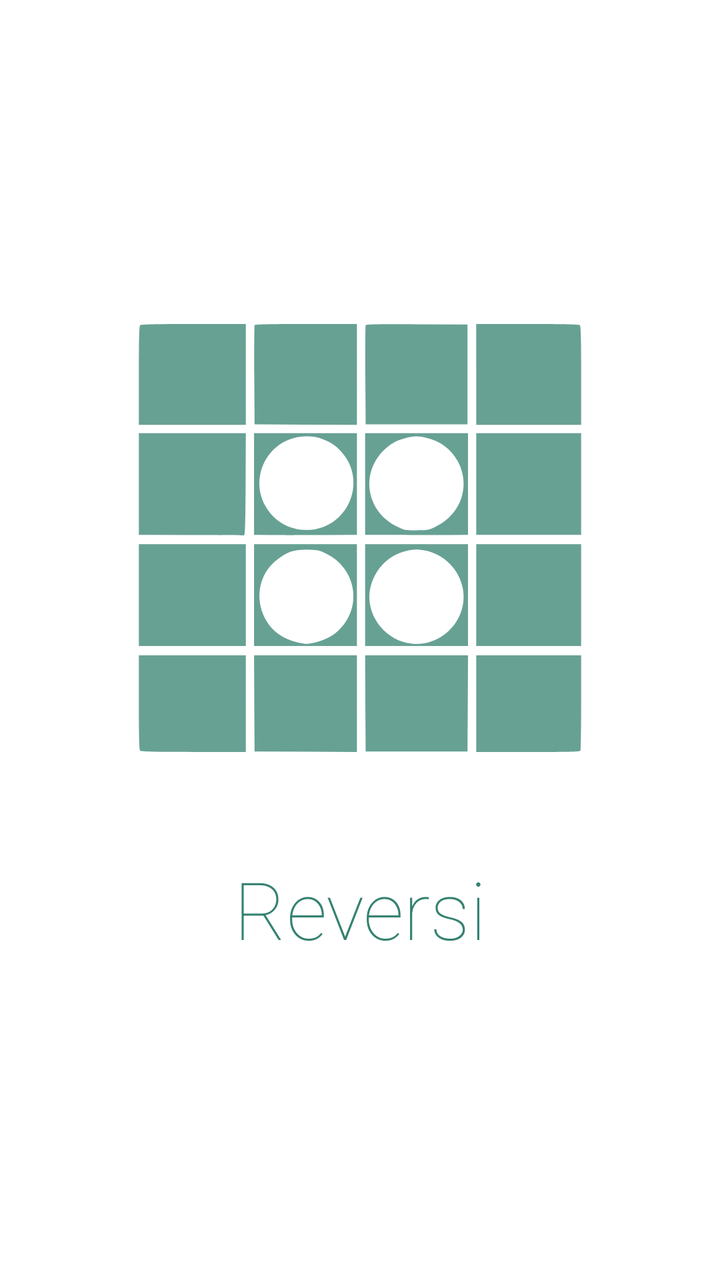
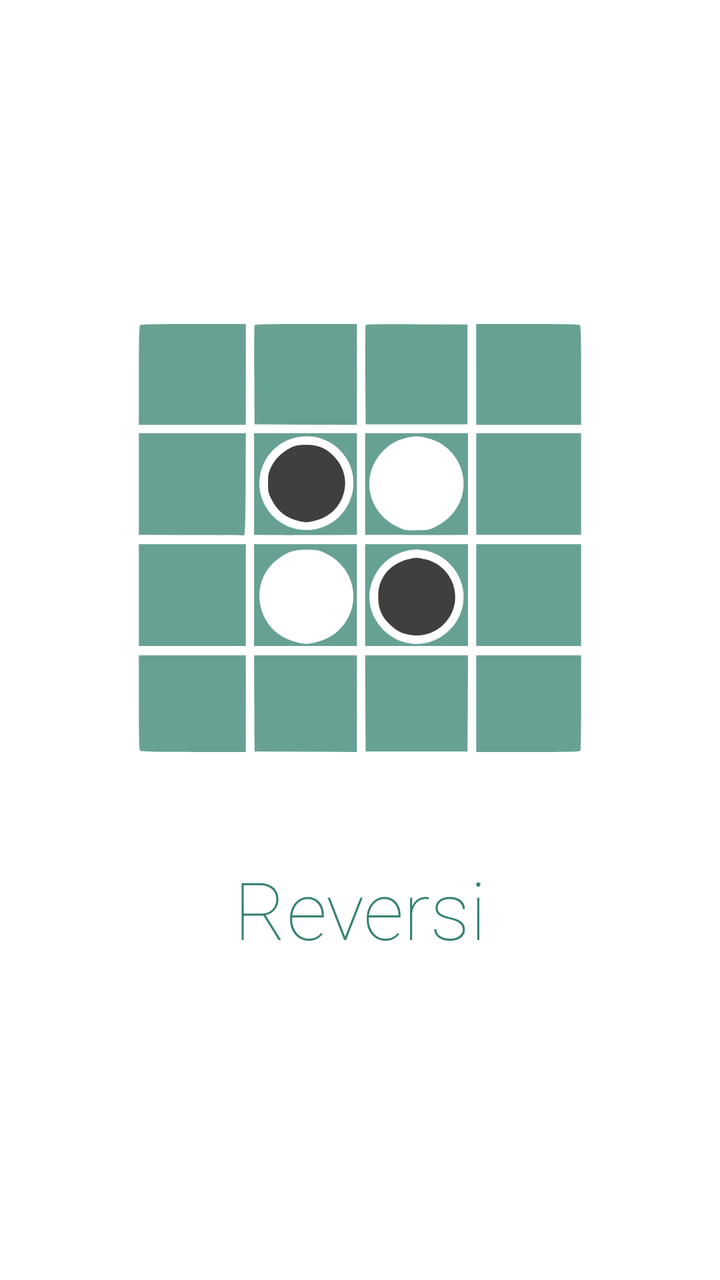

An Android layout rendered at two revisions. The XML below is the earlier revision; the diff shows what the commit changed to produce the second picture.
<!-- AndroidManifest.xml: application theme AppTheme -->
<!-- res/layout/activity_main.xml -->
<?xml version="1.0" encoding="utf-8"?>
<androidx.constraintlayout.widget.ConstraintLayout
        xmlns:android="http://schemas.android.com/apk/res/android"
        xmlns:tools="http://schemas.android.com/tools"
        xmlns:app="http://schemas.android.com/apk/res-auto"
        android:layout_width="match_parent"
        android:layout_height="match_parent"
        tools:context=".MainActivity"
        android:background="@color/white">

    <ImageView android:layout_width="wrap_content"
               android:layout_height="wrap_content"
               android:src="@drawable/ic_splashicon"
               app:layout_constraintTop_toTopOf="parent"
               android:layout_marginTop="100dp"
               app:layout_constraintBottom_toBottomOf="parent"
               app:layout_constraintEnd_toEndOf="parent"
               android:layout_marginEnd="10dp"
               app:layout_constraintStart_toStartOf="parent"
               android:layout_marginStart="10dp"
               android:id="@+id/appCompatImageView"
               app:layout_constraintVertical_bias="0.2" android:layout_margin="10dp"
               android:layout_marginBottom="100dp"/>
    <TextView
            android:text="@string/app_name"
            android:layout_width="0dp"
            android:layout_height="wrap_content" android:id="@+id/textView4"
            app:layout_constraintEnd_toEndOf="parent"
            app:layout_constraintStart_toStartOf="parent" android:textSize="40sp" android:textAlignment="center"
            app:layout_constraintHorizontal_bias="1.0" android:fontFamily="sans-serif-thin"
            android:textColor="@color/colorPrimary"
            app:layout_constraintBottom_toBottomOf="@+id/appCompatImageView" app:layout_constraintVertical_bias="0.967"
            app:layout_constraintTop_toTopOf="@+id/appCompatImageView"/>

</androidx.constraintlayout.widget.ConstraintLayout>
<!-- resources referenced by this layout -->
<resources>
  <color name="colorPrimary">#358271</color>
  <color name="white">#ffffff</color>
  <!-- drawable ic_splashicon: vector/xml drawable (drawable, 4948 chars, omitted) -->
  <string name="app_name">Reversi</string>
  <style name="AppTheme" parent="Theme.AppCompat.Light.NoActionBar">
          
          <item name="colorPrimary">@color/colorPrimary</item>
          <item name="colorPrimaryDark">@color/colorPrimaryDark</item>
          <item name="colorAccent">@color/colorAccent</item>
      </style>
  <color name="colorPrimaryDark">#358271</color>
  <color name="colorAccent">#358271</color>
</resources>

<!-- the commit's change to res/layout/activity_main.xml (unified diff, before → after) -->
@@ -10,7 +10,7 @@
 
     <ImageView android:layout_width="wrap_content"
                android:layout_height="wrap_content"
-               android:src="@drawable/ic_splashicon"
+               android:src="@drawable/ic_splash"
                app:layout_constraintTop_toTopOf="parent"
                android:layout_marginTop="100dp"
                app:layout_constraintBottom_toBottomOf="parent"
@@ -18,18 +18,17 @@
                android:layout_marginEnd="10dp"
                app:layout_constraintStart_toStartOf="parent"
                android:layout_marginStart="10dp"
-               android:id="@+id/appCompatImageView"
                app:layout_constraintVertical_bias="0.2" android:layout_margin="10dp"
-               android:layout_marginBottom="100dp"/>
+               android:layout_marginBottom="100dp" android:id="@+id/logo"/>
     <TextView
             android:text="@string/app_name"
             android:layout_width="0dp"
-            android:layout_height="wrap_content" android:id="@+id/textView4"
+            android:layout_height="wrap_content" android:id="@+id/appName"
             app:layout_constraintEnd_toEndOf="parent"
             app:layout_constraintStart_toStartOf="parent" android:textSize="40sp" android:textAlignment="center"
-            app:layout_constraintHorizontal_bias="1.0" android:fontFamily="sans-serif-thin"
+            app:layout_constraintHorizontal_bias="0.0" android:fontFamily="sans-serif-thin"
             android:textColor="@color/colorPrimary"
-            app:layout_constraintBottom_toBottomOf="@+id/appCompatImageView" app:layout_constraintVertical_bias="0.967"
-            app:layout_constraintTop_toTopOf="@+id/appCompatImageView"/>
+            app:layout_constraintBottom_toBottomOf="@+id/logo" app:layout_constraintVertical_bias="0.967"
+            app:layout_constraintTop_toTopOf="@+id/logo"/>
 
 </androidx.constraintlayout.widget.ConstraintLayout>
<!-- resource entries referenced after the edit -->
@@ -2,7 +2,7 @@
 <resources>
   <color name="colorPrimary">#358271</color>
   <color name="white">#ffffff</color>
-  <!-- drawable ic_splashicon: vector/xml drawable (drawable, 4948 chars, omitted) -->
+  <!-- drawable ic_splash: vector/xml drawable (drawable, 4948 chars, omitted) -->
   <string name="app_name">Reversi</string>
   <style name="AppTheme" parent="Theme.AppCompat.Light.NoActionBar">
           
